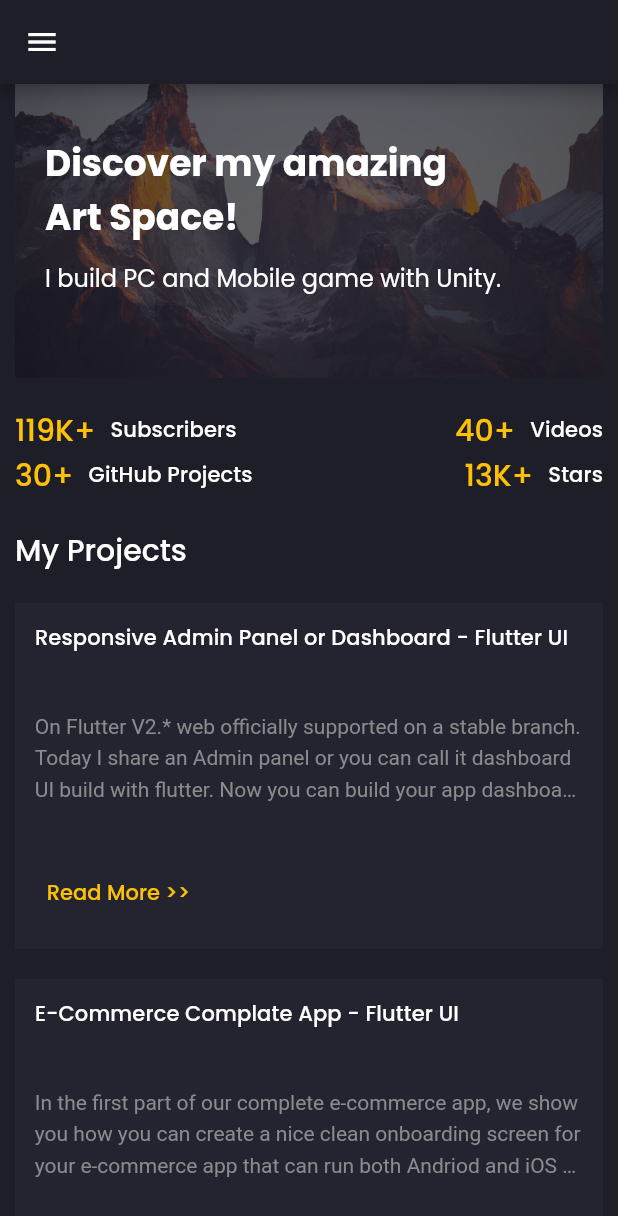
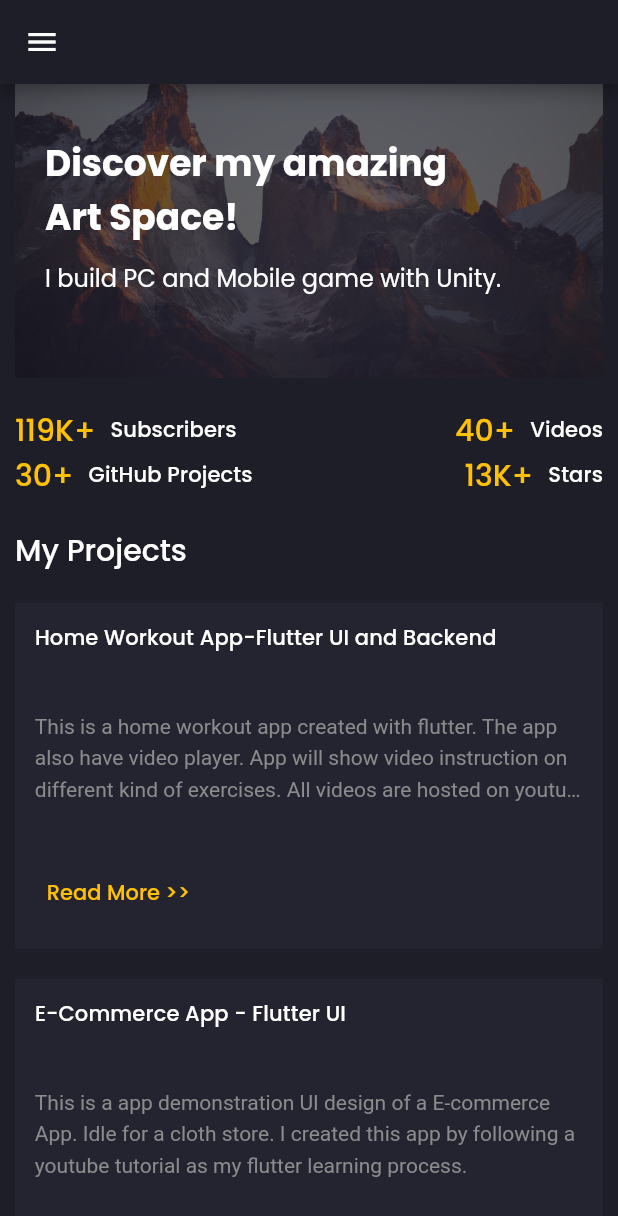
Before and after one commit to FahimKamal/Flutter_Personal_Portfolio, a Flutter app: the screen it shows after launch, on a phone screen of 412 x 824 dp. Shown: the top 1216 px of the screen. Run offline on Flutter 3.47's test engine with Material 2 defaults, Android fonts, the phone set to English and light mode, and no system bars; drawn by our look-alikes of animated_text_kit; our stand-ins replace flutter_svg, google_fonts.

Commit message:
project section modified

```diff
--- a/Personal portfolio/lib/models/Project.dart
+++ b/Personal portfolio/lib/models/Project.dart
@@ -1,38 +1,44 @@
 class Project {
-  final String? title, description;
+  final String? title, description, gitLink;
 
-  Project({this.title, this.description});
+  Project({this.title, this.description, this.gitLink});
 }
 
 List<Project> demo_projects = [
   Project(
-    title: "Responsive Admin Panel or Dashboard - Flutter UI",
+    gitLink: 'https://github.com/FahimKamal/Flutter_Workout_App',
+    title: "Home Workout App-Flutter UI and Backend",
     description:
-        "On Flutter V2.* web officially supported on a stable branch. Today I share an Admin panel or you can call it dashboard UI build with flutter. Now you can build your app dashboard using flutter. This dashboard contains almost everything that you need like a chart, table, nice small card for showing info.",
+        "This is a home workout app created with flutter. The app also have video player. App will show video instruction on different kind of exercises. All videos are hosted on youtube.",
   ),
   Project(
-    title: "E-Commerce Complate App - Flutter UI",
+    gitLink: 'https://github.com/FahimKamal/Flutter_E-commerce_App_UI',
+    title: "E-Commerce App - Flutter UI",
     description:
-        "In the first part of our complete e-commerce app, we show you how you can create a nice clean onboarding screen for your e-commerce app that can run both Andriod and iOS devices because it builds with flutter. Then on the second episode, we build a Sign in, Forgot Password screen with a custom error indicator.",
+        "This is a app demonstration UI design of a E-commerce App. Idle for a cloth store. I created this app by following a youtube tutorial as my flutter learning process.",
   ),
   Project(
-    title: "Outlook Email App Redesign - Flutter Fully Responsive Design UI",
+    gitLink: 'https://github.com/FahimKamal/Flutter_Travel_Blog_UI',
+    title: "Travel Blog Flutter UI",
     description:
-        "We redesign the outlook app also make it responsive so that you can run it everywhere on your phone, tab, or web. In this flutter responsive video, we will show you the real power of flutter. Make mobile, web, and desktop app from a single codebase.",
+        "This is a app demonstration UI design of a Travel Blog app. You will find different blogs on different travel destinations with beautiful photos.",
   ),
   Project(
-    title: "Chat/Messaging App Light and Dark Theme - Flutter UI",
+    gitLink: 'https://github.com/FahimKamal/Flutter_Personal_Portfolio',
+    title: "Personal Portfolio Flutter App+Web",
     description:
-        "Today we gonna build messing/chat app #ui using #flutter that runs both Android and iOS devices also has a dark and light theme. We create in total 4 screens all of that support both Dark Theme and Light Theme. At first, we design a welcome screen that contains an image with a tag line also has a skip button.",
+        "This is the app or web that you are reading right now. It's a single flutter application that can run on both mobile(Android+IOS) and web. The web version is hosted on the web.Link of the web version of this and apk file is added with the readme file, do check them out.",
   ),
   Project(
-    title: "Welcome page, Login Page and Sign up page - Flutter UI",
+    gitLink: 'https://github.com/FahimKamal/Flutter_Travel_Guide_App',
+    title: "Travel Guide app Complete UI and Backend",
     description:
-        "In the first part of our complete e-commerce app, we show you how you can create a nice clean onboarding screen for your e-commerce app that can run both Andriod and iOS devices because it builds with flutter. Then on the second episode, we build a Sign in, Forgot Password screen with a custom error indicator.",
+        "Connected with firebase database. In this app you will find detail information of different travel destinations from both in Bangladesh and the world.",
   ),
   Project(
-    title: "Covid-19 App - Flutter UI",
+    gitLink: 'https://github.com/FahimKamal/Flutter_Simple_UI',
+    title: "Flutter UI Design Login Page, Home Page and Drawer",
     description:
-        "We redesign the outlook app also make it responsive so that you can run it everywhere on your phone, tab, or web. In this flutter responsive video, we will show you the real power of flutter. Make mobile, web, and desktop app from a single codebase.",
+        "Simple responsive UI design of app with login page, home page and drawer. Pages very common with most apps.",
   ),
 ];
--- a/Personal portfolio/lib/screens/home/components/my_projects.dart
+++ b/Personal portfolio/lib/screens/home/components/my_projects.dart
@@ -1,6 +1,7 @@
 import 'package:flutter/material.dart';
 import 'package:flutter_profile/models/Project.dart';
 import 'package:flutter_profile/responsive.dart';
+import 'package:url_launcher/url_launcher.dart';
 
 import '../../../constants.dart';
 
@@ -86,7 +87,9 @@ class ProjectCard extends StatelessWidget {
           ),
           Spacer(),
           TextButton(
-              onPressed: (){},
+              onPressed: () async {
+                await launch(project.gitLink!);
+              },
               child: Text("Read More >>",
                 style: TextStyle(color: primaryColor),)
           )
--- a/Personal portfolio/pubspec.yaml
+++ b/Personal portfolio/pubspec.yaml
@@ -30,6 +30,7 @@ dependencies:
   google_fonts: ^2.1.0
   flutter_svg: ^0.22.0
   animated_text_kit: ^4.2.1
+  url_launcher: ^6.0.17
 
 dev_dependencies:
   flutter_test:
```
Also changed, not shown: Personal portfolio/pubspec.lock.
